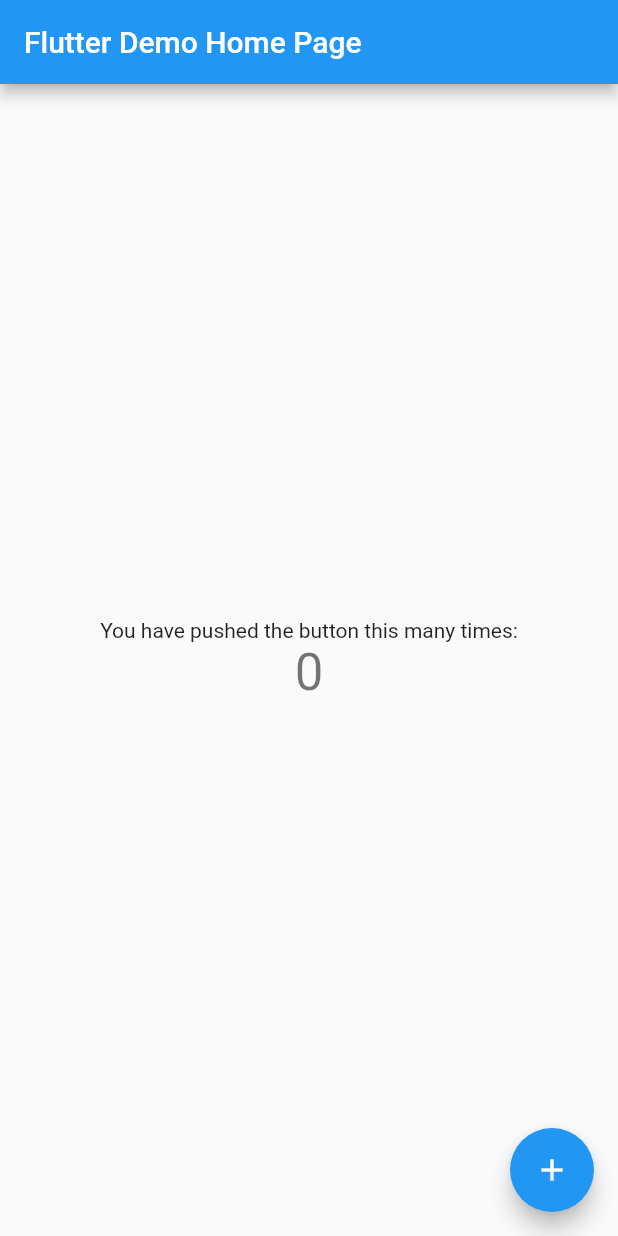
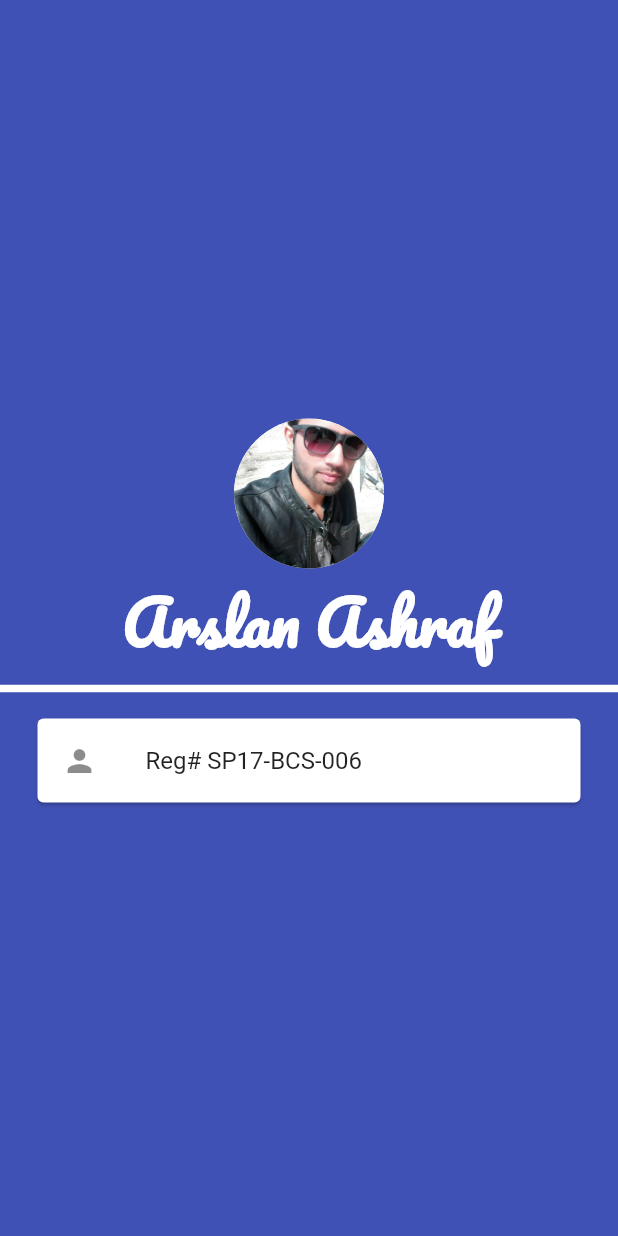
Before and after one commit to arslanashraf006/sp17-bcs-006-note-taking-app, a Flutter app: the screen it shows after launch, on a phone screen of 412 x 824 dp. Run offline on Flutter 3.47's test engine with Material 2 defaults, Android fonts, the phone set to English and light mode, and no system bars.

Commit message:
Adding Splash Screen in my app.

```diff
--- a/lib/main.dart
+++ b/lib/main.dart
@@ -1,4 +1,5 @@
 import 'package:flutter/material.dart';
+import 'pages/splashscreen.dart';
 
 void main() {
   runApp(MyApp());
@@ -26,7 +27,7 @@ class MyApp extends StatelessWidget {
         // closer together (more dense) than on mobile platforms.
         visualDensity: VisualDensity.adaptivePlatformDensity,
       ),
-      home: MyHomePage(title: 'Flutter Demo Home Page'),
+      home: splashscreen(),
     );
   }
 }
--- /dev/null
+++ b/lib/pages/splashscreen.dart
@@ -0,0 +1,69 @@
+import 'dart:async';
+import 'package:flutter/material.dart';
+//import 'home_page.dart';
+import 'package:Notes/main.dart';
+
+class splashscreen extends StatefulWidget {
+  @override
+  _splashscreenState createState() => _splashscreenState();
+}
+
+class _splashscreenState extends State<splashscreen> {
+  @override
+  void initState() {
+    super.initState();
+    Timer(Duration(seconds: 3), () {
+      Navigator.of(context).pushReplacement(MaterialPageRoute(
+        builder: (context) => MyApp(),
+      ));
+    });
+  }
+
+  // added test yourself
+  // and made the text to align at center
+  @override
+  Widget build(BuildContext context) {
+    return Scaffold(
+      backgroundColor: Colors.indigo,
+      body: Center(
+        child: Column(mainAxisAlignment: MainAxisAlignment.center, children: [
+          CircleAvatar(
+            radius: 50.0,
+            backgroundColor: Colors.white,
+            backgroundImage: AssetImage('images/arslan.jpg'),
+          ),
+          Text(
+            'Arslan Ashraf',
+            style: TextStyle(
+              fontFamily: 'Pacifico',
+              fontSize: 40.0,
+              color: Colors.white,
+              fontWeight: FontWeight.bold,
+            ),
+          ),
+          SizedBox(
+            width: 500.0,
+            height: 20.0,
+            child: Divider(
+              color: Colors.white,
+              thickness: 5.0,
+            ),
+          ),
+          Card(
+            color: Colors.white,
+            margin: EdgeInsets.symmetric(vertical: 10.0, horizontal: 25.0),
+            child: ListTile(
+              leading: Icon(
+                Icons.person,
+              ),
+              title: Text(
+                'Reg# SP17-BCS-006',
+              ),
+            ),
+          ),
+        ]),
+      ),
+    );
+  }
+}
+// TODO Implement this library.
```
Also changed, not shown: pubspec.yaml (+16 -3 lines), font/Pacifico.ttf (added), images/arslan.jpg (added), pubspec.lock.
